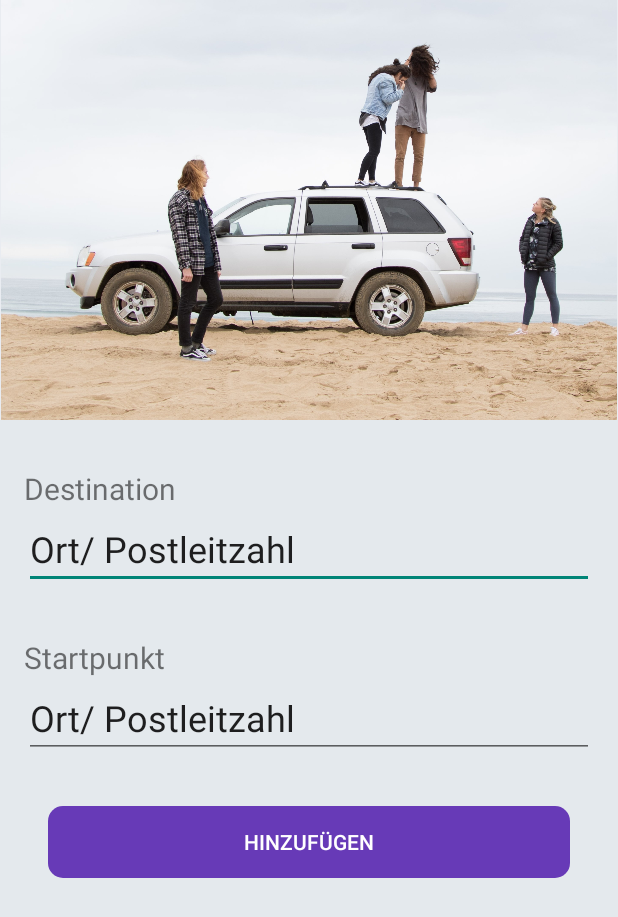
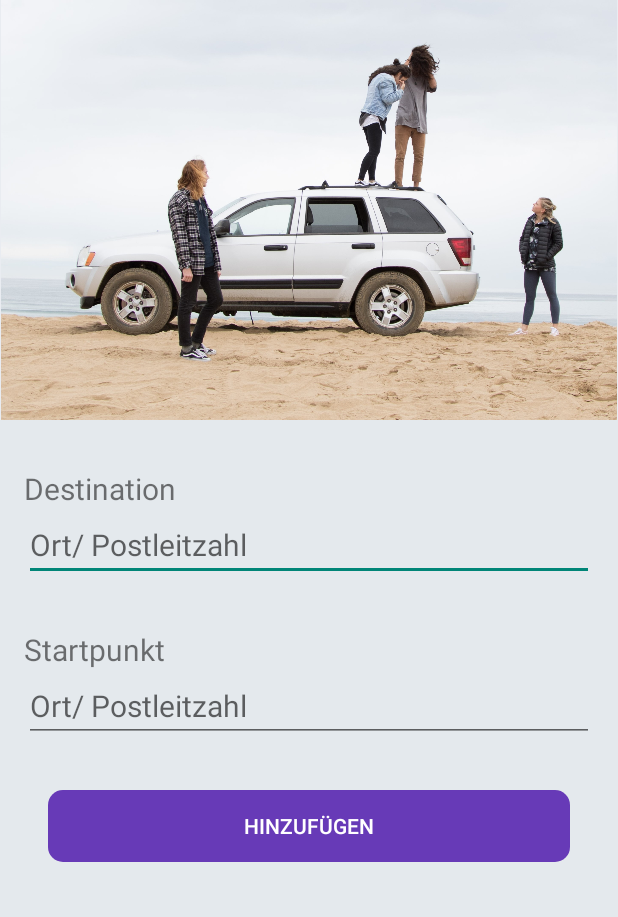
Before and after one commit to SimonPietrucha/MitfahrApp, an Android app: the fragment HomeFragment shown on its own in the app's theme, on a phone screen of 412 x 824 dp. Shown: the top 917 px of the screen. Run offline under Robolectric (Android 15) with nearby library versions, the phone set to English and light mode, and no system bars.

Commit message:
login btn fix and home textField fix

```diff
--- a/app/src/main/res/layout/activity_login.xml
+++ b/app/src/main/res/layout/activity_login.xml
@@ -90,7 +90,7 @@
             android:text="Login"
             android:textColor="#FFFFFF"
             android:textSize="20dp"
-            tools:layout_marginTop="40dp" />
+            android:layout_marginTop="40dp" />
 
         <LinearLayout
             android:layout_width="match_parent"
--- a/app/src/main/res/layout/fragment_home.xml
+++ b/app/src/main/res/layout/fragment_home.xml
@@ -47,8 +47,8 @@
             android:layout_height="wrap_content"
             android:layout_marginLeft="16dp"
             android:layout_marginRight="16dp"
-            android:text="Ort/ Postleitzahl"
-            android:textSize="24sp" />
+            android:hint="Ort/ Postleitzahl"
+            android:textSize="20sp" />
 
         <TextView
             android:id="@+id/textView14"
@@ -67,8 +67,8 @@
             android:layout_marginLeft="16dp"
             android:layout_marginRight="16dp"
             android:layout_marginBottom="32dp"
-            android:text="Ort/ Postleitzahl"
-            android:textSize="24sp" />
+            android:hint="Ort/ Postleitzahl"
+            android:textSize="20sp" />
 
         <Button
             android:id="@+id/button3"
```
